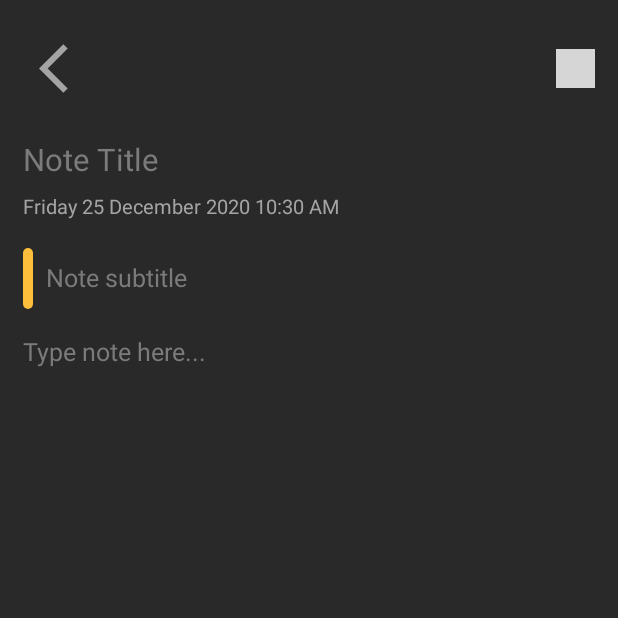
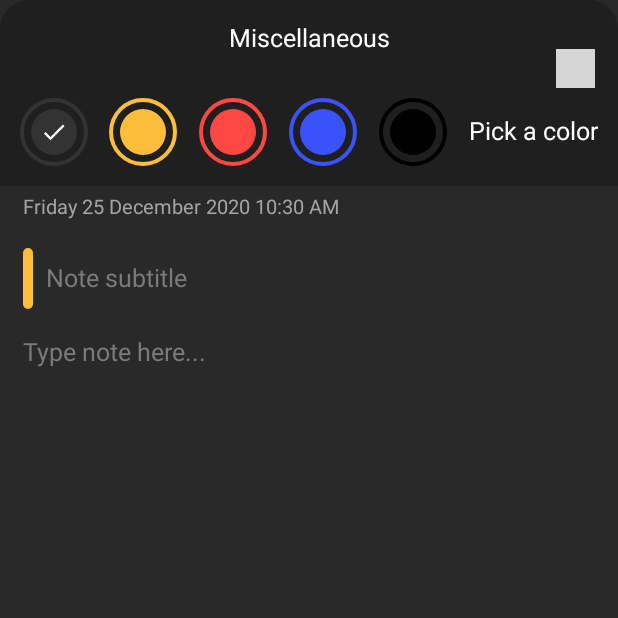
Before and after one commit to GuillemPejo/CleanNotes, an Android app: the screen it shows after launch (CreateNoteActivity), after a tap on "CleanNotes", on a phone screen of 412 x 824 dp, the top half of it. Run offline under Robolectric (Android 15) with nearby library versions, the phone set to English and light mode, and no system bars; our stand-ins replace Room's generated code, sdp/ssp sizes; 1 statement that could not run was skipped; grey boxes are pictures that could not be loaded.

Commit message:
Add Bottom Sheet & and fix some rv issues

```diff
--- a/app/src/main/java/me/guillem/cleannotes/activities/CreateNoteActivity.java
+++ b/app/src/main/java/me/guillem/cleannotes/activities/CreateNoteActivity.java
@@ -8,8 +8,11 @@ import android.os.Bundle;
 import android.view.View;
 import android.widget.EditText;
 import android.widget.ImageView;
+import android.widget.LinearLayout;
 import android.widget.TextView;
 import android.widget.Toast;
+
+import com.google.android.material.bottomsheet.BottomSheetBehavior;
 
 import java.text.SimpleDateFormat;
 import java.util.Date;
@@ -57,6 +60,7 @@ public class CreateNoteActivity extends AppCompatActivity {
             }
         });
 
+        initMiscellaneous();
     }
 
     private void saveNote() {
@@ -93,4 +97,21 @@ public class CreateNoteActivity extends AppCompatActivity {
         }
         new SaveNoteTask().execute();
     }
+
+    private void initMiscellaneous(){
+        final LinearLayout layoutMiscellaneous = findViewById(R.id.layoutMiscellaneous);
+        final BottomSheetBehavior<LinearLayout>bottomSheetBehavior = BottomSheetBehavior.from(layoutMiscellaneous);
+    layoutMiscellaneous.findViewById(R.id.textMiscellaneous).setOnClickListener(new View.OnClickListener() {
+        @Override
+        public void onClick(View v) {
+            if (bottomSheetBehavior.getState() != BottomSheetBehavior.STATE_EXPANDED){
+                bottomSheetBehavior.setState(BottomSheetBehavior.STATE_EXPANDED);
+            } else {
+                bottomSheetBehavior.setState(BottomSheetBehavior.STATE_COLLAPSED);
+
+            }
+        }
+    });
+    }
+
 }
--- a/app/src/main/java/me/guillem/cleannotes/activities/MainActivity.java
+++ b/app/src/main/java/me/guillem/cleannotes/activities/MainActivity.java
@@ -1,6 +1,9 @@
 package me.guillem.cleannotes.activities;
 
+import androidx.annotation.Nullable;
 import androidx.appcompat.app.AppCompatActivity;
+import androidx.recyclerview.widget.RecyclerView;
+import androidx.recyclerview.widget.StaggeredGridLayoutManager;
 
 import android.annotation.SuppressLint;
 import android.content.Intent;
@@ -10,9 +13,11 @@ import android.util.Log;
 import android.view.View;
 import android.widget.ImageView;
 
+import java.util.ArrayList;
 import java.util.List;
 
 import me.guillem.cleannotes.R;
+import me.guillem.cleannotes.adapters.NotesAdapter;
 import me.guillem.cleannotes.database.NotesDatabase;
 import me.guillem.cleannotes.entities.Note;
 
@@ -20,21 +25,31 @@ public class MainActivity extends AppCompatActivity {
 
     public static final int REQUEST_CODE_ADD_NOTE = 1;
 
+    private RecyclerView notesRecyclerView;
+    private List<Note> noteList;
+    private NotesAdapter notesAdapter;
+
     @Override
     protected void onCreate(Bundle savedInstanceState) {
         super.onCreate(savedInstanceState);
         setContentView(R.layout.activity_main);
 
         ImageView imageAddNoteMain = findViewById(R.id.imageAddNoteMain);
-        imageAddNoteMain.setOnClickListener(new View.OnClickListener() {
-            @Override
-            public void onClick(View v) {
-                startActivityForResult(
-                        new Intent(getApplicationContext(), CreateNoteActivity.class),
-                        REQUEST_CODE_ADD_NOTE
-                );
-            }
+        imageAddNoteMain.setOnClickListener((v) -> {
+            startActivityForResult(
+                    new Intent(getApplicationContext(), CreateNoteActivity.class),
+                    REQUEST_CODE_ADD_NOTE
+            );
         });
+
+        notesRecyclerView = findViewById(R.id.notesRecyclerView);
+        notesRecyclerView.setLayoutManager(
+                new StaggeredGridLayoutManager(2, StaggeredGridLayoutManager.VERTICAL)
+        );
+
+        noteList = new ArrayList<>();
+        notesAdapter = new NotesAdapter(noteList);
+        notesRecyclerView.setAdapter(notesAdapter);
 
         getNotes();
     }
@@ -53,9 +68,24 @@ public class MainActivity extends AppCompatActivity {
             @Override
             protected void onPostExecute(List<Note> notes) {
                 super.onPostExecute(notes);
-                Log.d("MY_NOTES", notes.toString());
+                if (noteList.size()==0){
+                    noteList.addAll(notes);
+                    notesAdapter.notifyDataSetChanged();
+                } else {
+                    noteList.add(0,notes.get(0));
+                    notesAdapter.notifyItemInserted(0);
+                }
+                notesRecyclerView.smoothScrollToPosition(0);
             }
         }
         new GetNotesTask().execute();
     }
+
+    @Override
+    protected void onActivityResult(int requestCode, int resultCode, @Nullable Intent data) {
+        super.onActivityResult(requestCode, resultCode, data);
+        if (requestCode == REQUEST_CODE_ADD_NOTE && requestCode == RESULT_OK){
+            getNotes();
+        }
+    }
 }
--- /dev/null
+++ b/app/src/main/java/me/guillem/cleannotes/adapters/NotesAdapter.java
@@ -0,0 +1,79 @@
+package me.guillem.cleannotes.adapters;
+
+import android.view.LayoutInflater;
+import android.view.View;
+import android.view.ViewGroup;
+import android.widget.TextView;
+
+import androidx.annotation.NonNull;
+import androidx.recyclerview.widget.RecyclerView;
+
+import java.util.List;
+
+import me.guillem.cleannotes.R;
+import me.guillem.cleannotes.entities.Note;
+
+import static me.guillem.cleannotes.R.id.textDateTime;
+import static me.guillem.cleannotes.R.id.textTitle;
+
+/**
+ * * Created by Guillem on 25/12/20.
+ */
+public class NotesAdapter extends RecyclerView.Adapter<NotesAdapter.NoteViewHolder>{
+
+    private List<Note> notes;
+
+    public NotesAdapter(List<Note> notes){
+        this.notes = notes;
+    }
+
+    @NonNull
+    @Override
+    public NoteViewHolder onCreateViewHolder(@NonNull ViewGroup parent, int viewType) {
+        return new NoteViewHolder(
+                LayoutInflater.from(parent.getContext()).inflate(
+                        R.layout.item_container_note,
+                        parent,
+                        false
+                )
+        );
+    }
+
+    @Override
+    public void onBindViewHolder(@NonNull NoteViewHolder holder, int position) {
+        holder.setNote(notes.get(position));
+
+    }
+
+    @Override
+    public int getItemCount() {
+        return notes.size();
+    }
+
+    @Override
+    public int getItemViewType(int position) {
+        return position;
+    }
+
+    static class NoteViewHolder extends RecyclerView.ViewHolder {
+
+        TextView textTitle, textSubtitle, textDateTime;
+
+        public NoteViewHolder(@NonNull View itemView) {
+            super(itemView);
+            textTitle = itemView.findViewById(R.id.textTitle);
+            textSubtitle = itemView.findViewById(R.id.textSubtitle);
+            textDateTime = itemView.findViewById(R.id.textDateTime);
+        }
+
+        void setNote(Note note){
+            textTitle.setText(note.getTitle());
+            if (note.getSubtitle().trim().isEmpty()){
+                textSubtitle.setVisibility(View.GONE);
+            } else {
+                textSubtitle.setText(note.getSubtitle());
+            }
+            textDateTime.setText(note.getDateTime());
+        }
+    }
+}
--- /dev/null
+++ b/app/src/main/res/drawable/background_miscellaneous.xml
@@ -0,0 +1,8 @@
+<?xml version="1.0" encoding="utf-8"?>
+<shape xmlns:android="http://schemas.android.com/apk/res/android"
+    android:shape="rectangle">
+    <solid android:color="@color/colorMiscelaneous"/>
+    <corners
+        android:topLeftRadius="@dimen/_15sdp"
+        android:topRightRadius="@dimen/_15sdp"/>
+</shape>
--- /dev/null
+++ b/app/src/main/res/drawable/background_note.xml
@@ -0,0 +1,6 @@
+<?xml version="1.0" encoding="utf-8"?>
+<shape xmlns:android="http://schemas.android.com/apk/res/android"
+    android:shape="rectangle">
+    <solid android:color="@color/colorDefaultNoteColor"/>
+    <corners android:radius="@dimen/_18sdp"/>
+</shape>
--- /dev/null
+++ b/app/src/main/res/drawable/background_note_color_1.xml
@@ -0,0 +1,35 @@
+<?xml version="1.0" encoding="utf-8"?>
+<layer-list xmlns:android="http://schemas.android.com/apk/res/android">
+
+    <item>
+        <shape android:shape="oval">
+            <stroke
+            android:width="@dimen/_2sdp"
+            android:color="@color/colorDefaultNoteColor"/>
+        </shape>
+    </item>
+
+    <item
+        android:bottom="@dimen/_3sdp"
+        android:left="@dimen/_3sdp"
+        android:right="@dimen/_3sdp"
+        android:top="@dimen/_3sdp">
+
+        <shape android:shape="oval">
+            <stroke
+                android:width="@dimen/_6sdp"
+                android:color="@color/colorMiscelaneous"/>
+        </shape>
+    </item>
+    <item
+        android:bottom="@dimen/_6sdp"
+        android:left="@dimen/_6sdp"
+        android:right="@dimen/_6sdp"
+        android:top="@dimen/_6sdp">
+
+        <shape android:shape="oval">
+            <solid android:color="@color/colorDefaultNoteColor"/>
+        </shape>
+
+    </item>
+</layer-list>
--- /dev/null
+++ b/app/src/main/res/drawable/background_note_color_2.xml
@@ -0,0 +1,35 @@
+<?xml version="1.0" encoding="utf-8"?>
+<layer-list xmlns:android="http://schemas.android.com/apk/res/android">
+
+    <item>
+        <shape android:shape="oval">
+            <stroke
+            android:width="@dimen/_2sdp"
+            android:color="@color/colorNoteColor2"/>
+        </shape>
+    </item>
+
+    <item
+        android:bottom="@dimen/_3sdp"
+        android:left="@dimen/_3sdp"
+        android:right="@dimen/_3sdp"
+        android:top="@dimen/_3sdp">
+
+        <shape android:shape="oval">
+            <stroke
+                android:width="@dimen/_6sdp"
+                android:color="@color/colorMiscelaneous"/>
+        </shape>
+    </item>
+    <item
+        android:bottom="@dimen/_6sdp"
+        android:left="@dimen/_6sdp"
+        android:right="@dimen/_6sdp"
+        android:top="@dimen/_6sdp">
+
+        <shape android:shape="oval">
+            <solid android:color="@color/colorNoteColor2"/>
+        </shape>
+
+    </item>
+</layer-list>
--- /dev/null
+++ b/app/src/main/res/drawable/background_note_color_3.xml
@@ -0,0 +1,35 @@
+<?xml version="1.0" encoding="utf-8"?>
+<layer-list xmlns:android="http://schemas.android.com/apk/res/android">
+
+    <item>
+        <shape android:shape="oval">
+            <stroke
+            android:width="@dimen/_2sdp"
+            android:color="@color/colorNoteColor3"/>
+        </shape>
+    </item>
+
+    <item
+        android:bottom="@dimen/_3sdp"
+        android:left="@dimen/_3sdp"
+        android:right="@dimen/_3sdp"
+        android:top="@dimen/_3sdp">
+
+        <shape android:shape="oval">
+            <stroke
+                android:width="@dimen/_6sdp"
+                android:color="@color/colorMiscelaneous"/>
+        </shape>
+    </item>
+    <item
+        android:bottom="@dimen/_6sdp"
+        android:left="@dimen/_6sdp"
+        android:right="@dimen/_6sdp"
+        android:top="@dimen/_6sdp">
+
+        <shape android:shape="oval">
+            <solid android:color="@color/colorNoteColor3"/>
+        </shape>
+
+    </item>
+</layer-list>
--- /dev/null
+++ b/app/src/main/res/drawable/background_note_color_4.xml
@@ -0,0 +1,35 @@
+<?xml version="1.0" encoding="utf-8"?>
+<layer-list xmlns:android="http://schemas.android.com/apk/res/android">
+
+    <item>
+        <shape android:shape="oval">
+            <stroke
+            android:width="@dimen/_2sdp"
+            android:color="@color/colorNoteColor4"/>
+        </shape>
+    </item>
+
+    <item
+        android:bottom="@dimen/_3sdp"
+        android:left="@dimen/_3sdp"
+        android:right="@dimen/_3sdp"
+        android:top="@dimen/_3sdp">
+
+        <shape android:shape="oval">
+            <stroke
+                android:width="@dimen/_6sdp"
+                android:color="@color/colorMiscelaneous"/>
+        </shape>
+    </item>
+    <item
+        android:bottom="@dimen/_6sdp"
+        android:left="@dimen/_6sdp"
+        android:right="@dimen/_6sdp"
+        android:top="@dimen/_6sdp">
+
+        <shape android:shape="oval">
+            <solid android:color="@color/colorNoteColor4"/>
+        </shape>
+
+    </item>
+</layer-list>
--- /dev/null
+++ b/app/src/main/res/drawable/background_note_color_5.xml
@@ -0,0 +1,35 @@
+<?xml version="1.0" encoding="utf-8"?>
+<layer-list xmlns:android="http://schemas.android.com/apk/res/android">
+
+    <item>
+        <shape android:shape="oval">
+            <stroke
+            android:width="@dimen/_2sdp"
+            android:color="@color/colorNoteColor5"/>
+        </shape>
+    </item>
+
+    <item
+        android:bottom="@dimen/_3sdp"
+        android:left="@dimen/_3sdp"
+        android:right="@dimen/_3sdp"
+        android:top="@dimen/_3sdp">
+
+        <shape android:shape="oval">
+            <stroke
+                android:width="@dimen/_6sdp"
+                android:color="@color/colorMiscelaneous"/>
+        </shape>
+    </item>
+    <item
+        android:bottom="@dimen/_6sdp"
+        android:left="@dimen/_6sdp"
+        android:right="@dimen/_6sdp"
+        android:top="@dimen/_6sdp">
+
+        <shape android:shape="oval">
+            <solid android:color="@color/colorNoteColor5"/>
+        </shape>
+
+    </item>
+</layer-list>
--- a/app/src/main/res/layout/activity_create_note.xml
+++ b/app/src/main/res/layout/activity_create_note.xml
@@ -126,9 +126,8 @@
                 app:layout_constraintBottom_toBottomOf="parent"
                 app:layout_constraintTop_toBottomOf="@id/inputNotesSubttle"/>
 
+        </androidx.constraintlayout.widget.ConstraintLayout>
 
-
-
-        </androidx.constraintlayout.widget.ConstraintLayout>
     </ScrollView>
+    <include layout="@layout/layout_miscellaneous"/>
 </androidx.constraintlayout.widget.ConstraintLayout>
--- /dev/null
+++ b/app/src/main/res/layout/item_container_note.xml
@@ -0,0 +1,46 @@
+<?xml version="1.0" encoding="utf-8"?>
+<LinearLayout xmlns:android="http://schemas.android.com/apk/res/android"
+    android:id="@+id/layoutNote"
+    android:orientation="vertical"
+    android:layout_width="match_parent"
+    android:layout_marginStart="@dimen/_12sdp"
+    android:layout_marginTop="@dimen/_12sdp"
+    android:background="@drawable/background_note"
+    android:layout_height="wrap_content">
+
+    <TextView
+        android:id="@+id/textTitle"
+        android:layout_width="match_parent"
+        android:layout_height="wrap_content"
+        android:layout_marginStart="@dimen/_8sdp"
+        android:layout_marginTop="@dimen/_8sdp"
+        android:layout_marginEnd="@dimen/_8sdp"
+        android:includeFontPadding="false"
+        android:textColor="@color/colorWhite"
+        android:textSize="@dimen/_13ssp" />
+
+    <TextView
+        android:id="@+id/textSubtitle"
+        android:layout_width="match_parent"
+        android:layout_height="wrap_content"
+        android:layout_marginStart="@dimen/_8sdp"
+        android:layout_marginTop="@dimen/_4sdp"
+        android:layout_marginEnd="@dimen/_8sdp"
+        android:layout_marginBottom="@dimen/_4sdp"
+        android:includeFontPadding="false"
+        android:textColor="@color/colorNotesSubtitles"
+        android:textSize="@dimen/_12ssp" />
+
+    <TextView
+        android:id="@+id/textDateTime"
+        android:layout_width="match_parent"
+        android:layout_height="wrap_content"
+        android:layout_marginStart="@dimen/_8sdp"
+        android:layout_marginEnd="@dimen/_8sdp"
+        android:layout_marginBottom="@dimen/_8sdp"
+        android:includeFontPadding="false"
+        android:textColor="@color/colorNotesSubtitles"
+        android:textSize="@dimen/_7ssp" />
+
+
+</LinearLayout>
--- /dev/null
+++ b/app/src/main/res/layout/layout_miscellaneous.xml
@@ -0,0 +1,142 @@
+<?xml version="1.0" encoding="utf-8"?>
+<LinearLayout xmlns:android="http://schemas.android.com/apk/res/android"
+    xmlns:app="http://schemas.android.com/apk/res-auto"
+    android:id="@+id/layoutMiscellaneous"
+    android:layout_width="match_parent"
+    android:layout_height="wrap_content"
+    android:background="@drawable/background_miscellaneous"
+    app:behavior_peekHeight="@dimen/_40sdp"
+    app:layout_behavior="@string/bottom_sheet_behavior"
+    android:orientation="vertical">
+
+    <TextView
+        android:id="@+id/textMiscellaneous"
+        android:layout_width="match_parent"
+        android:layout_height="@dimen/_40sdp"
+        android:gravity="center"
+        android:includeFontPadding="false"
+        android:text="@string/miscellaneous"
+        android:textColor="@color/colorWhite"
+        android:textSize="@dimen/_13ssp" />
+
+    <LinearLayout
+        android:id="@+id/layoutNoteColor"
+        android:layout_width="match_parent"
+        android:layout_height="wrap_content"
+        android:layout_margin="@dimen/_10sdp"
+        android:gravity="center_vertical"
+        android:orientation="horizontal">
+
+        <FrameLayout
+            android:layout_width="0dp"
+            android:layout_height="wrap_content"
+            android:layout_weight="1">
+
+            <View
+                android:id="@+id/viewColor1"
+                android:layout_width="@dimen/_35sdp"
+                android:layout_height="@dimen/_35sdp"
+                android:background="@drawable/background_note_color_1"/>
+            <ImageView
+                android:id="@+id/imageColor1"
+                android:layout_width="@dimen/_35sdp"
+                android:layout_height="@dimen/_35sdp"
+                android:contentDescription="@string/app_name"
+                android:padding="@dimen/_10sdp"
+                android:src="@drawable/ic_done"
+                app:tint="@color/colorWhite" />
+        </FrameLayout>
+
+        <FrameLayout
+            android:layout_width="0dp"
+            android:layout_height="wrap_content"
+            android:layout_weight="1">
+
+            <View
+                android:id="@+id/viewColor2"
+                android:layout_width="@dimen/_35sdp"
+                android:layout_height="@dimen/_35sdp"
+                android:background="@drawable/background_note_color_2"/>
+            <ImageView
+                android:id="@+id/imageColor2"
+                android:layout_width="@dimen/_35sdp"
+                android:layout_height="@dimen/_35sdp"
+                android:contentDescription="@string/app_name"
+                android:padding="@dimen/_10sdp"
+                app:tint="@color/colorWhite" />
+        </FrameLayout>
+
+        <FrameLayout
+            android:layout_width="0dp"
+            android:layout_height="wrap_content"
+            android:layout_weight="1">
+
+            <View
+                android:id="@+id/viewColor3"
+                android:layout_width="@dimen/_35sdp"
+                android:layout_height="@dimen/_35sdp"
+                android:background="@drawable/background_note_color_3"/>
+            <ImageView
+                android:id="@+id/imageColor3"
+                android:layout_width="@dimen/_35sdp"
+                android:layout_height="@dimen/_35sdp"
+                android:contentDescription="@string/app_name"
+                android:padding="@dimen/_10sdp"
+                app:tint="@color/colorWhite" />
+        </FrameLayout>
+
+        <FrameLayout
+            android:layout_width="0dp"
+            android:layout_height="wrap_content"
+            android:layout_weight="1">
+
+            <View
+                android:id="@+id/viewColor4"
+                android:layout_width="@dimen/_35sdp"
+                android:layout_height="@dimen/_35sdp"
+                android:background="@drawable/background_note_color_4"/>
+            <ImageView
+                android:id="@+id/imageColor4"
+                android:layout_width="@dimen/_35sdp"
+                android:layout_height="@dimen/_35sdp"
+                android:contentDescription="@string/app_name"
+                android:padding="@dimen/_10sdp"
+                app:tint="@color/colorWhite" />
+        </FrameLayout>
+
+        <FrameLayout
+            android:layout_width="0dp"
+            android:layout_height="wrap_content"
+            android:layout_weight="1">
+
+            <View
+                android:id="@+id/viewColor5"
+                android:layout_width="@dimen/_35sdp"
+                android:layout_height="@dimen/_35sdp"
+                android:background="@drawable/background_note_color_5"/>
+            <ImageView
+                android:id="@+id/imageColor5"
+                android:layout_width="@dimen/_35sdp"
+                android:layout_height="@dimen/_35sdp"
+                android:contentDescription="@string/app_name"
+                android:padding="@dimen/_10sdp"
+                app:tint="@color/colorWhite" />
+        </FrameLayout>
+
+        <TextView
+            android:layout_width="wrap_content"
+            android:layout_height="wrap_content"
+            android:includeFontPadding="false"
+            android:text="@string/pick_color"
+            android:textColor="@color/colorWhite"
+            android:textSize="@dimen/_13ssp"/>
+
+
+
+
+
+
+    </LinearLayout>
+
+
+</LinearLayout>
--- a/app/src/main/res/values/strings.xml
+++ b/app/src/main/res/values/strings.xml
@@ -7,4 +7,6 @@
     <string name="type_note_here">Type note here...</string>
     <string name="empty_title_note">Note title can\'t be empty</string>
     <string name="empty_note">Note can\'t be empty</string>
+    <string name="miscellaneous">Miscellaneous</string>
+    <string name="pick_color">Pick a color</string>
 </resources>
```
